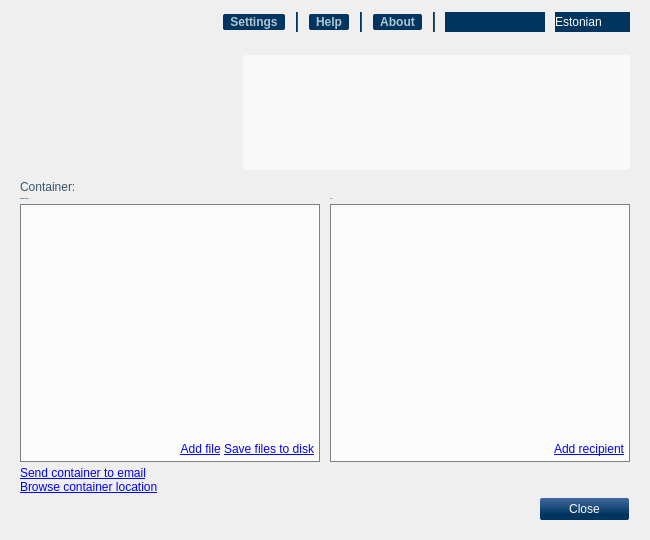
The window that crypto/ui/MainWindow.ui (open-eid/qdigidoc) describes before a commit, drawn with Qt 5.
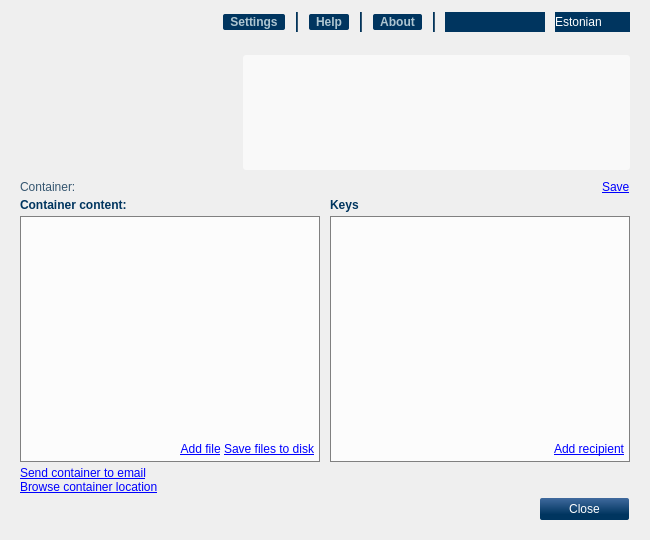
The same window after the commit. The open tabs and pages were chosen to show the change. Icons and pictures are not drawn. Custom widgets are drawn as their Qt base class.

Commit message: add container save button

Patch:
```diff
--- a/crypto/ui/MainWindow.ui
+++ b/crypto/ui/MainWindow.ui
@@ -47,10 +47,7 @@
    <item>
     <widget class="QFrame" name="background">
      <property name="styleSheet">
-      <string notr="true">* {
-color: #355670;
-font: 12px &quot;Arial, Liberation Sans&quot;;
-}
+      <string notr="true">* { color: #355670; }
 
 /* widgets */
 QPushButton
@@ -110,11 +107,7 @@
 min-width: 0px;
 }
 
-#settings:hover, #settings:focus
-#help:hover, #help:focus
-{ text-decoration: underline; }
-
-#infoCard
+#infoFrame
 {
 background-color: rgba( 255, 255, 255, 153 );
 border-radius: 3px;
@@ -123,7 +116,7 @@
 padding-right: 10px;
 }
 
-#infoCard
+#infoFrame
 { font: bold; }
 
 /* content */
@@ -321,7 +314,7 @@
          </spacer>
         </item>
         <item>
-         <widget class="QLabel" name="infoCard">
+         <widget class="QLabel" name="infoFrame">
           <property name="sizePolicy">
            <sizepolicy hsizetype="Expanding" vsizetype="Preferred">
             <horstretch>0</horstretch>
@@ -336,10 +329,7 @@
           </property>
           <property name="font">
            <font>
-            <family>Arial, Liberation Sans</family>
-            <pointsize>-1</pointsize>
             <weight>75</weight>
-            <italic>false</italic>
             <bold>true</bold>
            </font>
           </property>
@@ -388,10 +378,7 @@
              <widget class="QLabel" name="homeButtonLabel">
               <property name="font">
                <font>
-                <family>Arial, Liberation Sans</family>
-                <pointsize>-1</pointsize>
                 <weight>75</weight>
-                <italic>false</italic>
                 <bold>true</bold>
                </font>
               </property>
@@ -415,34 +402,22 @@
             </item>
             <item row="1" column="1">
              <widget class="QPushButton" name="homeCreate">
-              <property name="font">
-               <font>
-                <family>Arial, Liberation Sans</family>
-                <pointsize>-1</pointsize>
-                <weight>50</weight>
-                <italic>false</italic>
-                <bold>false</bold>
-               </font>
-              </property>
               <property name="text">
                <string>Encrypt documents</string>
               </property>
+              <property name="shortcut">
+               <string notr="true">Ctrl+N</string>
+              </property>
              </widget>
             </item>
             <item row="2" column="1">
              <widget class="QPushButton" name="homeView">
-              <property name="font">
-               <font>
-                <family>Arial, Liberation Sans</family>
-                <pointsize>-1</pointsize>
-                <weight>50</weight>
-                <italic>false</italic>
-                <bold>false</bold>
-               </font>
-              </property>
               <property name="text">
                <string>View encrypted document content</string>
               </property>
+              <property name="shortcut">
+               <string notr="true">Ctrl+O</string>
+              </property>
              </widget>
             </item>
             <item row="1" column="0">
@@ -451,7 +426,7 @@
                <enum>Qt::Horizontal</enum>
               </property>
               <property name="sizeType">
-               <enum>QSizePolicy::Fixed</enum>
+               <enum>QSizePolicy::Minimum</enum>
               </property>
               <property name="sizeHint" stdset="0">
                <size>
@@ -547,10 +522,7 @@
            <widget class="QLabel" name="viewContentLabel">
             <property name="font">
              <font>
-              <family>Arial, Liberation Sans</family>
-              <pointsize>-1</pointsize>
               <weight>75</weight>
-              <italic>false</italic>
               <bold>true</bold>
              </font>
             </property>
@@ -563,10 +535,7 @@
            <widget class="QLabel" name="viewKeysLabel">
             <property name="font">
              <font>
-              <family>Arial, Liberation Sans</family>
-              <pointsize>-1</pointsize>
               <weight>75</weight>
-              <italic>false</italic>
               <bold>true</bold>
              </font>
             </property>
@@ -576,11 +545,41 @@
            </widget>
           </item>
           <item row="0" column="0" colspan="2">
-           <widget class="QLabel" name="viewFileName">
-            <property name="text">
-             <string>Container:</string>
-            </property>
-           </widget>
+           <layout class="QHBoxLayout" name="viewFileNameLayout">
+            <item>
+             <widget class="QLabel" name="viewFileNameLabel">
+              <property name="text">
+               <string>Container:</string>
+              </property>
+             </widget>
+            </item>
+            <item>
+             <widget class="QLabel" name="viewFileName">
+              <property name="sizePolicy">
+               <sizepolicy hsizetype="Preferred" vsizetype="Preferred">
+                <horstretch>1</horstretch>
+                <verstretch>0</verstretch>
+               </sizepolicy>
+              </property>
+              <property name="font">
+               <font>
+                <weight>75</weight>
+                <bold>true</bold>
+               </font>
+              </property>
+              <property name="textInteractionFlags">
+               <set>Qt::TextSelectableByMouse</set>
+              </property>
+             </widget>
+            </item>
+            <item>
+             <widget class="QLabel" name="viewFileNameSave">
+              <property name="text">
+               <string>&lt;a href=&quot;save&quot;&gt;Save&lt;/a&gt;</string>
+              </property>
+             </widget>
+            </item>
+           </layout>
           </item>
           <item row="4" column="0" colspan="2">
            <widget class="QDialogButtonBox" name="viewButtons">
```
Left out of the diff: 18 changed lines with no effect on the pictures. The commit also changes 7 other files.
